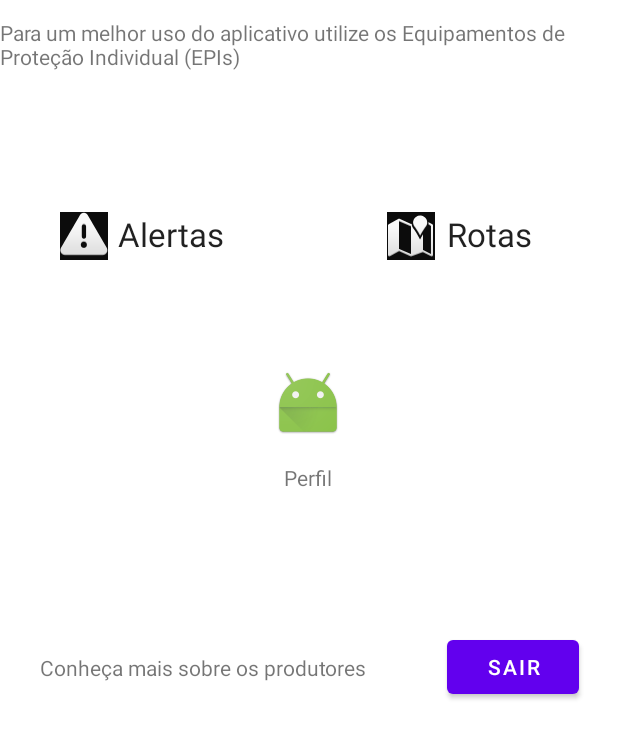
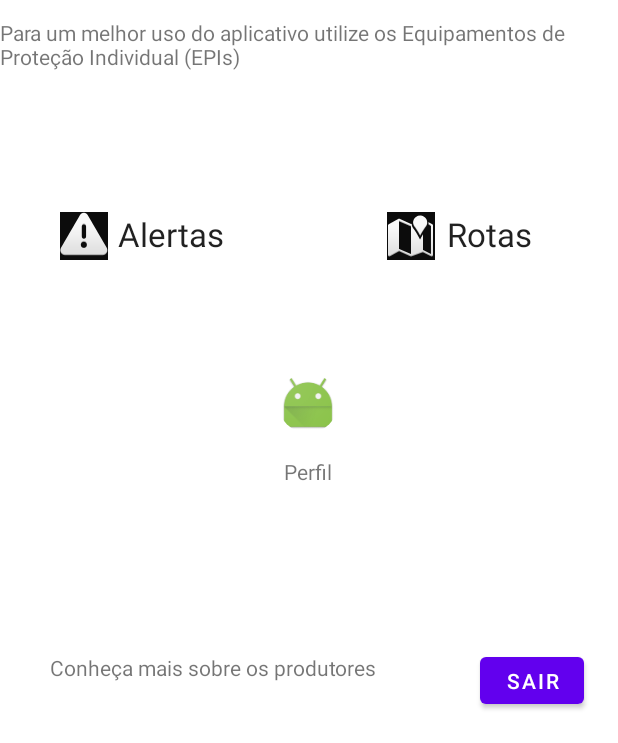
Before and after one commit to Dimitry-Rogeri/Versionamento2, an Android app: the ActivityPrincipal screen opened directly, with no data from a screen before it, on a phone screen of 412 x 824 dp, the part 493-1236 px from its top. Run offline under Robolectric (Android 15) with nearby library versions, the phone set to English and light mode, and no system bars; our stand-ins replace CircleImageView, Firebase (no records; nobody signed in at launch, a user with empty details on screens opened directly).

Commit message:
new commit

```diff
--- a/app/build.gradle
+++ b/app/build.gradle
@@ -51,6 +51,7 @@ dependencies {
     implementation 'com.github.rtoshiro.mflibrary:mflibrary:1.0.0'
     implementation 'com.android.support:multidex:1.0.3'
     implementation "androidx.coordinatorlayout:coordinatorlayout:1.1.0"
+    implementation 'de.hdodenhof:circleimageview:2.2.0'
 
 
 }
--- a/app/src/main/java/com/tcc/pedal360/ActivityPrincipal.java
+++ b/app/src/main/java/com/tcc/pedal360/ActivityPrincipal.java
@@ -5,17 +5,25 @@ import androidx.appcompat.app.AppCompatActivity;
 import android.content.Intent;
 import android.os.Bundle;
 import android.view.View;
-import android.widget.EditText;
-import android.widget.ImageView;
 import android.widget.TextView;
 
 import com.google.firebase.auth.FirebaseAuth;
-import com.tcc.pedal360.alertaslocation.ActivityMaps;
+import com.google.firebase.auth.FirebaseUser;
+import com.google.firebase.database.DatabaseReference;
+import com.google.firebase.database.FirebaseDatabase;
+import com.tcc.pedal360.alertaslocation.ActivityAlertas;
+import com.tcc.pedal360.alertaslocation.ActivityLocate;
+import com.tcc.pedal360.perfil.ActivityPerfil;
+
+import de.hdodenhof.circleimageview.CircleImageView;
 
 public class ActivityPrincipal extends AppCompatActivity {
 
-    TextView mAlertas, mRotas;
-    ImageView mProfile;
+    TextView mAlertas, mRotas, mProdutores;
+    CircleImageView mProfile;
+
+        FirebaseUser firebaseUser;
+        DatabaseReference reference;
 
     @Override
     protected void onCreate(Bundle savedInstanceState) {
@@ -24,7 +32,19 @@ public class ActivityPrincipal extends AppCompatActivity {
 
     mAlertas = findViewById(R.id.alertas);
     mRotas = findViewById(R.id.rotas);
-    mProfile = findViewById(R.id.ivProfile);
+    mProfile = findViewById(R.id.profile_image);
+    mProdutores = findViewById(R.id.tvProdutores);
+
+    firebaseUser = FirebaseAuth.getInstance().getCurrentUser();
+    reference    = FirebaseDatabase.getInstance().getReference("Users").child(firebaseUser.getUid());
+
+    mProdutores.setOnClickListener(new View.OnClickListener() {
+            @Override
+            public void onClick(View v) {
+                Intent intentProdutores = new Intent (ActivityPrincipal.this, Produtores.class);
+                startActivity(intentProdutores);
+            }
+        });
 
     mProfile.setOnClickListener(new View.OnClickListener() {
         @Override
--- a/app/src/main/res/layout/activity_alertas.xml
+++ b/app/src/main/res/layout/activity_alertas.xml
@@ -4,7 +4,7 @@
     xmlns:tools="http://schemas.android.com/tools"
     android:layout_width="match_parent"
     android:layout_height="match_parent"
-    tools:context=".ActivityAlertas">
+    tools:context=".alertaslocation.ActivityAlertas">
 
     <Button
         android:id="@+id/alertaBtn"
--- a/app/src/main/res/layout/activity_locate.xml
+++ b/app/src/main/res/layout/activity_locate.xml
@@ -5,7 +5,7 @@
     xmlns:tools="http://schemas.android.com/tools"
     android:layout_width="match_parent"
     android:layout_height="match_parent"
-    tools:context=".ActivityLocate">
+    tools:context=".alertaslocation.ActivityLocate">
 
     <fragment
         android:layout_width="match_parent"
--- a/app/src/main/res/layout/activity_principal.xml
+++ b/app/src/main/res/layout/activity_principal.xml
@@ -5,6 +5,7 @@
     android:layout_width="match_parent"
     android:layout_height="match_parent"
     tools:context=".ActivityPrincipal">
+
 
     <ImageView
         android:id="@+id/imageView5"
@@ -34,16 +35,16 @@
 
     <Button
         android:id="@+id/sair"
-        android:layout_width="wrap_content"
-        android:layout_height="wrap_content"
+        android:layout_width="69dp"
+        android:layout_height="43dp"
         android:onClick="logout"
         android:text="sair"
         app:layout_constraintBottom_toBottomOf="parent"
         app:layout_constraintEnd_toEndOf="parent"
-        app:layout_constraintHorizontal_bias="0.919"
+        app:layout_constraintHorizontal_bias="0.933"
         app:layout_constraintStart_toStartOf="parent"
         app:layout_constraintTop_toTopOf="parent"
-        app:layout_constraintVertical_bias="0.963" />
+        app:layout_constraintVertical_bias="0.972" />
 
     <ImageView
         android:id="@+id/imageView2"
@@ -94,10 +95,10 @@
         app:layout_constraintVertical_bias="0.226"
         app:srcCompat="@android:drawable/ic_dialog_alert" />
 
-    <ImageView
-        android:id="@+id/ivProfile"
-        android:layout_width="wrap_content"
-        android:layout_height="wrap_content"
+    <de.hdodenhof.circleimageview.CircleImageView
+        android:id="@+id/profile_image"
+        android:layout_width="40dp"
+        android:layout_height="40dp"
         app:layout_constraintBottom_toBottomOf="parent"
         app:layout_constraintEnd_toEndOf="parent"
         app:layout_constraintHorizontal_bias="0.498"
@@ -115,7 +116,7 @@
         app:layout_constraintEnd_toEndOf="parent"
         app:layout_constraintHorizontal_bias="0.498"
         app:layout_constraintStart_toStartOf="parent"
-        app:layout_constraintTop_toBottomOf="@+id/ivProfile"
+        app:layout_constraintTop_toBottomOf="@+id/profile_image"
         app:layout_constraintVertical_bias="0.086" />
 
     <TextView
--- a/app/src/main/res/layout/activity_produtores.xml
+++ b/app/src/main/res/layout/activity_produtores.xml
@@ -11,14 +11,12 @@
         android:id="@+id/imageView7"
         android:layout_width="213dp"
         android:layout_height="124dp"
-        android:clipToOutline="true"
-        app:layout_constraintBottom_toBottomOf="parent"
-        app:layout_constraintEnd_toEndOf="parent"
+
 
         app:layout_constraintStart_toStartOf="parent"
         app:layout_constraintTop_toTopOf="parent"
         app:layout_constraintVertical_bias="0.108"
-        app:srcCompat="@drawable/WIN_20210416_19_02_39_Pro" />
+        app:srcCompat="@drawable/dimitry" />
 
 
 
--- /dev/null
+++ b/app/src/main/res/layout/content_gallery.xml
@@ -0,0 +1,6 @@
+<?xml version="1.0" encoding="utf-8"?>
+<androidx.constraintlayout.widget.ConstraintLayout xmlns:android="http://schemas.android.com/apk/res/android"
+    xmlns:app="http://schemas.android.com/apk/res-auto"
+    android:layout_width="match_parent"
+    android:layout_height="match_parent"
+    app:layout_behavior="@string/appbar_scrolling_view_behavior"></androidx.constraintlayout.widget.ConstraintLayout>
```
Also changed, not shown: app/src/main/AndroidManifest.xml (+8 -4 lines), app/src/main/java/com/tcc/pedal360/ActivityPerfil.java (deleted, +0 -14 lines), app/src/main/java/com/tcc/pedal360/Model/User.java (added, +42 -0 lines), app/src/main/java/com/tcc/pedal360/Produtores.java (+7 -0 lines), app/src/main/java/com/tcc/pedal360/alertaslocation/ActivityAlertas.java (renamed from app/src/main/java/com/tcc/pedal360/ActivityAlertas.java, +2 -20 lines), app/src/main/java/com/tcc/pedal360/alertaslocation/ActivityLocate.java (renamed from app/src/main/java/com/tcc/pedal360/ActivityLocate.java, +2 -7 lines), app/src/main/java/com/tcc/pedal360/perfil/ActivityPerfil.java (added, +89 -0 lines), app/src/main/java/com/tcc/pedal360/perfil/Gallery.java (added, +32 -0 lines), app/src/main/res/layout/activity_gallery.xml (added, +33 -0 lines), app/src/main/res/layout/activity_perfil.xml (+36 -1 lines), app/src/main/res/navigation/nav_graph.xml (added, +28 -0 lines), app/src/main/res/values/strings.xml (+9 -0 lines), app/src/main/res/drawable/dimitry.jpg (renamed from app/src/main/res/drawable/WIN_20210416_19_02_39_Pro.jpg).
